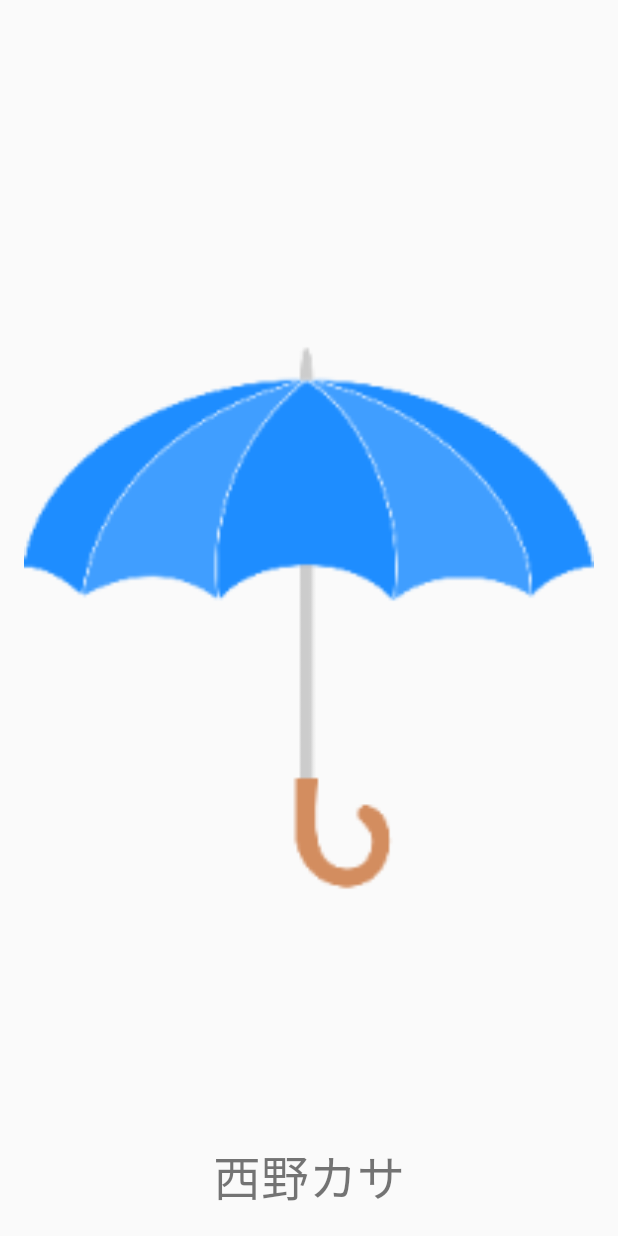
After one commit to kubotaku1119/nishino-kasa, an Android app: the SplashActivity screen opened directly, with no data from a screen before it, on a phone screen of 412 x 824 dp. The commit adds this screen. Run offline under Robolectric (Android 15) with nearby library versions, the phone set to English and light mode, and no system bars; 1 statement that could not run was skipped.

Commit message:
・スプラッシュ画面実装 ・メイン画面のベース実装

```diff
--- a/app/src/main/AndroidManifest.xml
+++ b/app/src/main/AndroidManifest.xml
@@ -8,7 +8,8 @@
         android:label="@string/app_name"
         android:supportsRtl="true"
         android:theme="@style/AppTheme">
-        <activity android:name=".SpalashActivity">
+        <activity android:name=".SplashActivity"
+            android:theme="@style/SplashTheme">
             <intent-filter>
                 <action android:name="android.intent.action.MAIN" />
 
--- a/app/src/main/java/spajam2016/haggy/nishinokasa/HelloActivity.java
+++ b/app/src/main/java/spajam2016/haggy/nishinokasa/HelloActivity.java
@@ -45,7 +45,7 @@ public class HelloActivity extends AppCompatActivity implements ViewPager.OnPage
         viewPager.setAdapter(pagerAdapter);
         viewPager.addOnPageChangeListener(this);
 
-        pagerDotIndicator = (LinearLayout)findViewById(R.id.viewPagerCountDots);
+        pagerDotIndicator = (LinearLayout) findViewById(R.id.viewPagerCountDots);
         final int childCount = viewPager.getAdapter().getCount();
         indicatorDots = new ImageView[childCount];
         for (int index = 0; index < childCount; index++) {
@@ -101,5 +101,4 @@ public class HelloActivity extends AppCompatActivity implements ViewPager.OnPage
             return 5;
         }
     }
-
 }
--- /dev/null
+++ b/app/src/main/java/spajam2016/haggy/nishinokasa/SplashActivity.java
@@ -0,0 +1,26 @@
+package spajam2016.haggy.nishinokasa;
+
+import android.content.Intent;
+import android.support.v7.app.AppCompatActivity;
+import android.os.Bundle;
+
+import java.util.Timer;
+import java.util.TimerTask;
+
+public class SplashActivity extends AppCompatActivity {
+
+    @Override
+    protected void onCreate(Bundle savedInstanceState) {
+        super.onCreate(savedInstanceState);
+        setContentView(R.layout.activity_splash);
+
+        new Timer().schedule(new TimerTask() {
+            @Override
+            public void run() {
+                final Intent intent = new Intent(SplashActivity.this, MainActivity.class);
+                startActivity(intent);
+                finish();
+            }
+        }, 2000);
+    }
+}
--- a/app/src/main/res/layout/activity_spalash.xml
+++ b/app/src/main/res/layout/activity_splash.xml
@@ -7,10 +7,21 @@
     android:paddingLeft="@dimen/activity_horizontal_margin"
     android:paddingRight="@dimen/activity_horizontal_margin"
     android:paddingTop="@dimen/activity_vertical_margin"
-    tools:context="spajam2016.haggy.nishinokasa.SpalashActivity">
+    tools:context=".SplashActivity">
+
+    <ImageView
+        android:layout_width="match_parent"
+        android:layout_height="match_parent"
+        android:src="@mipmap/open_kasa"
+        android:scaleType="fitCenter"
+        android:layout_centerInParent="true"/>
 
     <TextView
-        android:layout_width="wrap_content"
+        android:layout_width="match_parent"
         android:layout_height="wrap_content"
-        android:text="Hello World!" />
+        android:text="西野カサ"
+        android:gravity="center"
+        android:textSize="32sp"
+        android:layout_alignParentBottom="true" />
+
 </RelativeLayout>
--- a/app/src/main/res/values/strings.xml
+++ b/app/src/main/res/values/strings.xml
@@ -3,5 +3,8 @@
 
     <string name="hello_text_0">はじめまして、西野カサです</string>
 
+    <!-- TODO: Remove or change this placeholder text -->
+    <string name="hello_blank_fragment">Hello blank fragment</string>
+
 
 </resources>
--- a/app/src/main/res/values/styles.xml
+++ b/app/src/main/res/values/styles.xml
@@ -8,4 +8,6 @@
         <item name="colorAccent">@color/colorAccent</item>
     </style>
 
+    <style name="SplashTheme" parent="Theme.AppCompat.Light.NoActionBar">
+    </style>
 </resources>
```
Also changed, not shown: app/src/main/java/spajam2016/haggy/nishinokasa/MainActivity.java (+98 -1 lines), app/src/main/java/spajam2016/haggy/nishinokasa/SpalashActivity.java (deleted, +0 -18 lines), app/src/main/java/spajam2016/haggy/nishinokasa/fragments/KasaStatusFragment.java (added, +56 -0 lines), app/src/main/java/spajam2016/haggy/nishinokasa/fragments/OdekakeCalenderFragment.java (added, +48 -0 lines), app/src/main/res/layout/activity_main.xml (+25 -0 lines), app/src/main/res/layout/fragment_kasa_status.xml (added, +27 -0 lines), app/src/main/res/layout/fragment_odekake_calender.xml (added, +16 -0 lines), app/src/main/res/mipmap-xxxhdpi/Open.png (deleted), app/src/main/res/mipmap-xxxhdpi/open_kasa.png (added).
